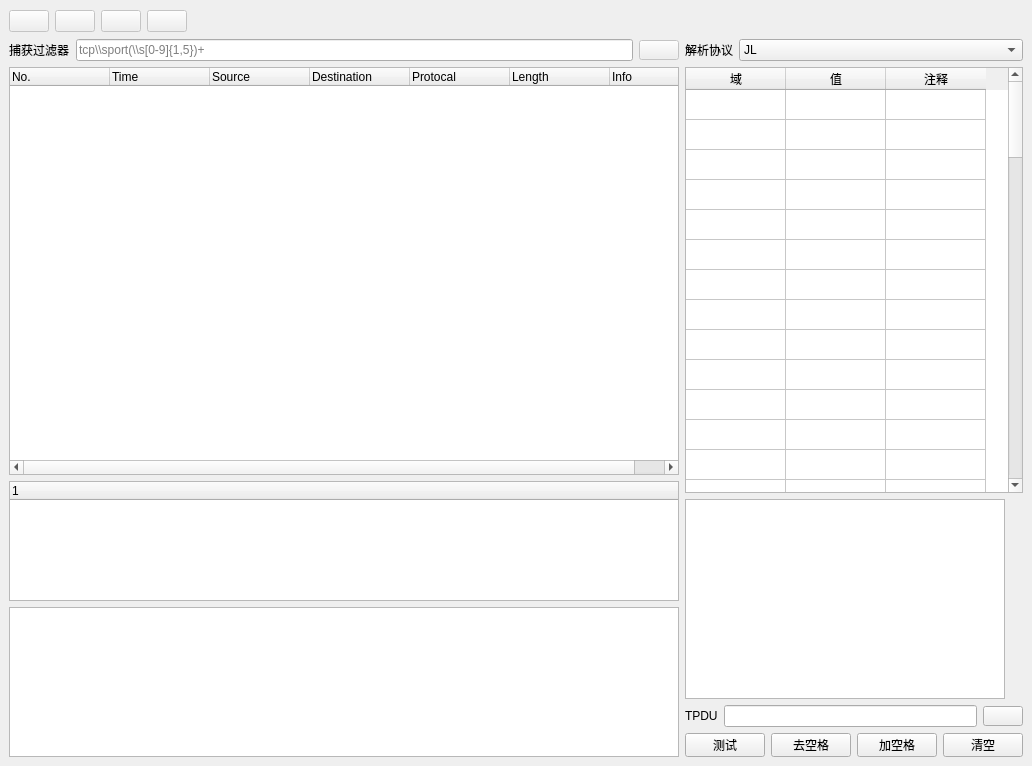
This is src/GUI/mainWindow.ui in adam-hh/8583MSG_DEC as Qt 5 draws it before an edit. The edited form follows.
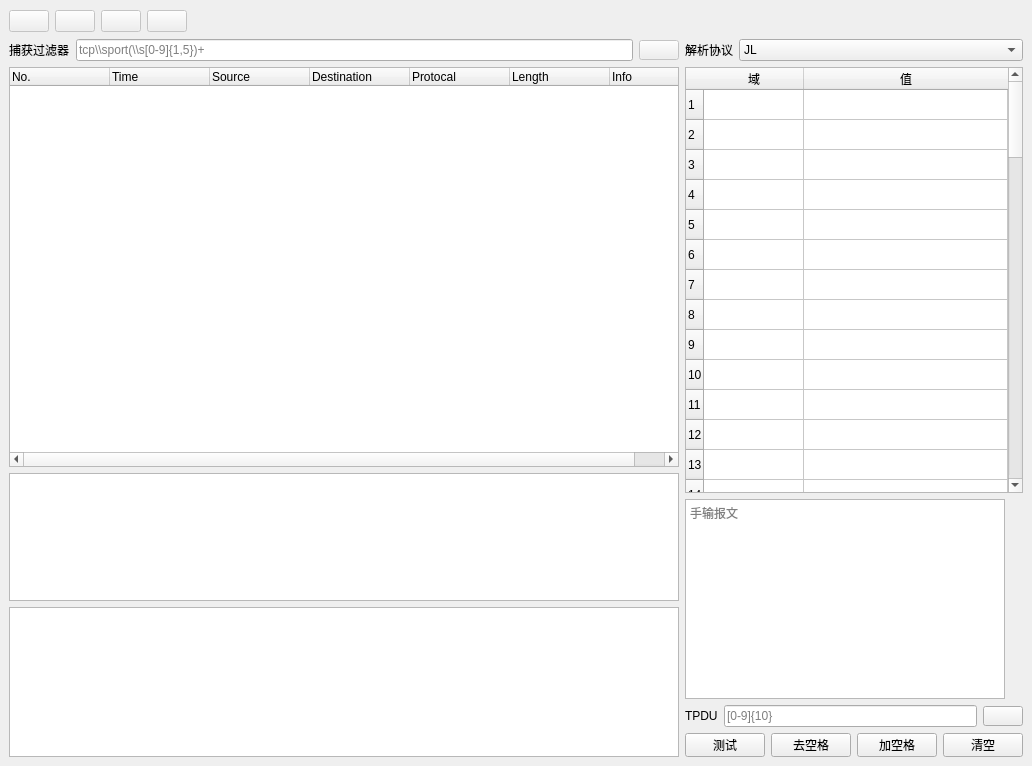
This is the edited form. Icons and pictures are not drawn.

Diff of the .ui file:
```diff
--- a/src/GUI/mainWindow.ui
+++ b/src/GUI/mainWindow.ui
@@ -139,7 +139,7 @@
            </widget>
           </item>
           <item>
-           <widget class="QTreeWidget" name="treeWidget2">
+           <widget class="QTextBrowser" name="textBrowser_2">
             <property name="sizePolicy">
              <sizepolicy hsizetype="Expanding" vsizetype="Fixed">
               <horstretch>0</horstretch>
@@ -152,17 +152,9 @@
               <height>120</height>
              </size>
             </property>
-            <property name="maximumSize">
-             <size>
-              <width>16777215</width>
-              <height>120</height>
-             </size>
+            <property name="acceptRichText">
+             <bool>false</bool>
             </property>
-            <column>
-             <property name="text">
-              <string notr="true"/>
-             </property>
-            </column>
            </widget>
           </item>
           <item>
@@ -262,13 +254,22 @@
              <number>68</number>
             </property>
             <property name="columnCount">
-             <number>3</number>
+             <number>2</number>
             </property>
             <attribute name="horizontalHeaderVisible">
              <bool>true</bool>
             </attribute>
+            <attribute name="horizontalHeaderCascadingSectionResizes">
+             <bool>true</bool>
+            </attribute>
+            <attribute name="horizontalHeaderShowSortIndicator" stdset="0">
+             <bool>false</bool>
+            </attribute>
+            <attribute name="horizontalHeaderStretchLastSection">
+             <bool>true</bool>
+            </attribute>
             <attribute name="verticalHeaderVisible">
-             <bool>false</bool>
+             <bool>true</bool>
             </attribute>
             <row/>
             <row/>
@@ -348,11 +349,6 @@
               <string>值</string>
              </property>
             </column>
-            <column>
-             <property name="text">
-              <string>注释</string>
-             </property>
-            </column>
            </widget>
           </item>
           <item>
@@ -375,6 +371,18 @@
               <height>16777215</height>
              </size>
             </property>
+            <property name="lineWrapMode">
+             <enum>QTextEdit::FixedColumnWidth</enum>
+            </property>
+            <property name="lineWrapColumnOrWidth">
+             <number>47</number>
+            </property>
+            <property name="acceptRichText">
+             <bool>false</bool>
+            </property>
+            <property name="placeholderText">
+             <string>手输报文</string>
+            </property>
            </widget>
           </item>
           <item>
@@ -408,7 +416,11 @@
              </widget>
             </item>
             <item>
-             <widget class="QLineEdit" name="lineEdit_2"/>
+             <widget class="QLineEdit" name="lineEdit_2">
+              <property name="placeholderText">
+               <string>[0-9]{10}</string>
+              </property>
+             </widget>
             </item>
             <item>
              <widget class="QPushButton" name="pushButton_9">
```
Left out of the diff: 3 changed lines with no effect on the pictures.
